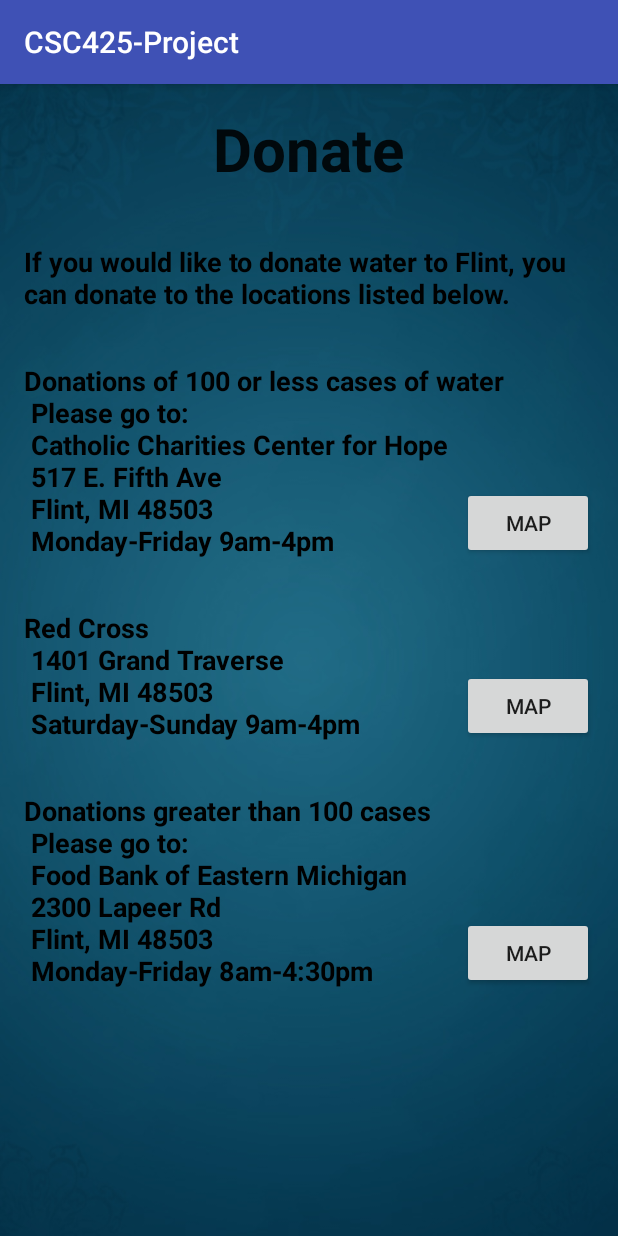
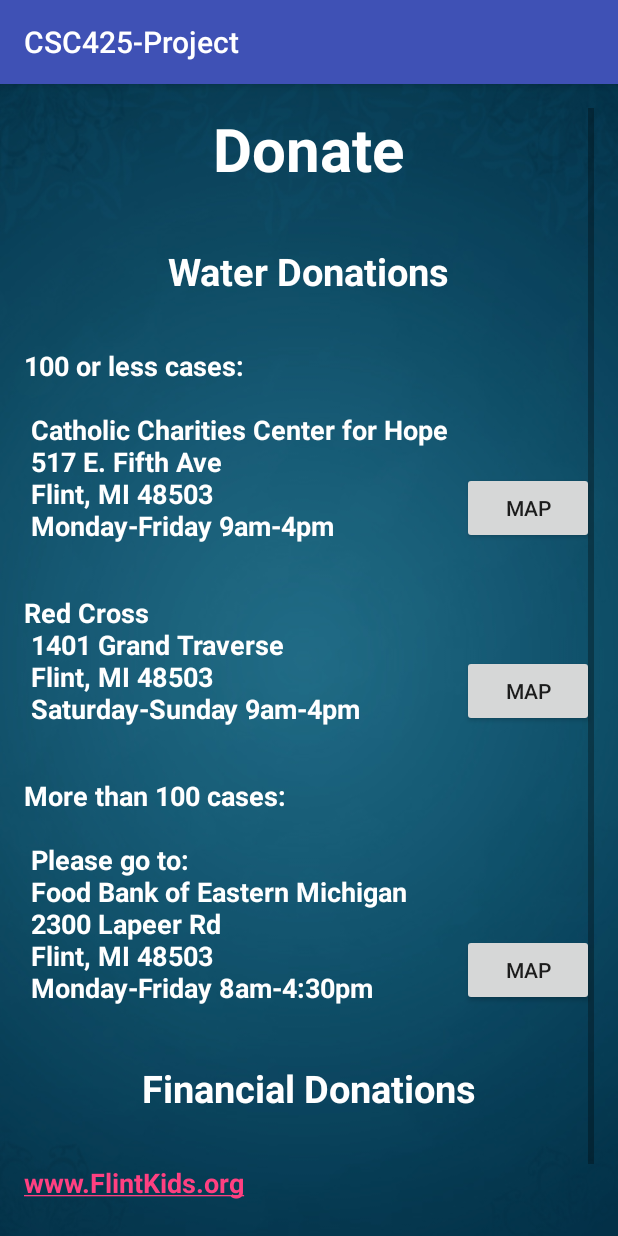
Before and after one commit to afelete/CSC425-Project, an Android app: the Donate screen opened directly, with no data from a screen before it, on a phone screen of 412 x 824 dp. Run offline under Robolectric (Android 15) with nearby library versions, the phone set to English and light mode, and no system bars.

Commit message:
More Donate page work.

```diff
--- a/app/src/main/res/layout/activity_donate.xml
+++ b/app/src/main/res/layout/activity_donate.xml
@@ -15,7 +15,6 @@
         xmlns:tools="http://schemas.android.com/tools"
         android:layout_width="match_parent"
         android:layout_height="wrap_content"
-
         tools:context="com.team1.csc425_project.Donate">
 
         <TextView
@@ -28,7 +27,8 @@
             android:layout_centerHorizontal="true"
             android:textSize="40sp"
             android:gravity="center"
-        android:textStyle="bold" />
+            android:textStyle="bold"
+            android:textColor="#ffffff" />
 
         <TextView
             android:layout_width="wrap_content"
@@ -36,12 +36,12 @@
             android:textAppearance="?android:attr/textAppearanceMedium"
             android:text="@string/DonatePageIntroText"
             android:id="@+id/donatePageIntroText"
+            android:layout_marginTop="37dp"
+            android:textStyle="bold|normal"
+            android:textColor="#ffffff"
             android:layout_below="@+id/donateHeader"
-        android:layout_alignParentLeft="true"
-        android:layout_alignParentStart="true"
-        android:layout_marginTop="36dp"
-        android:textStyle="bold"
-        android:textColor="#000000" />
+            android:layout_centerHorizontal="true"
+            android:textSize="25sp" />
 
         <TextView
             android:layout_width="wrap_content"
@@ -54,7 +54,7 @@
             android:layout_alignParentStart="true"
             android:layout_marginTop="33dp"
             android:textStyle="bold"
-        android:textColor="#000000" />
+            android:textColor="#ffffff" />
 
         <Button
             android:layout_width="wrap_content"
@@ -63,7 +63,8 @@
             android:id="@+id/donateMapButton1"
             android:layout_alignBottom="@+id/donateLoc1Text"
             android:layout_alignParentRight="true"
-        android:layout_alignParentEnd="true" />
+            android:layout_alignParentEnd="true"
+            android:clickable="false" />
 
         <TextView
             android:layout_width="wrap_content"
@@ -73,7 +74,7 @@
             android:id="@+id/donateLoc2Text"
             android:layout_marginTop="33dp"
             android:textStyle="bold"
-        android:textColor="#000000"
+            android:textColor="#ffffff"
             android:layout_below="@+id/donateLoc1Text"
             android:layout_alignParentLeft="true"
             android:layout_alignParentStart="true" />
@@ -98,7 +99,7 @@
             android:layout_alignParentStart="true"
             android:layout_marginTop="33dp"
             android:textStyle="bold"
-        android:textColor="#000000" />
+            android:textColor="#ffffff" />
 
         <Button
             android:layout_width="wrap_content"
@@ -109,6 +110,47 @@
             android:layout_alignLeft="@+id/donateMapButton2"
             android:layout_alignStart="@+id/donateMapButton2" />
 
+        <TextView
+            android:layout_width="wrap_content"
+            android:layout_height="wrap_content"
+            android:textAppearance="?android:attr/textAppearanceMedium"
+            android:text="@string/FinancialDonationsText"
+            android:id="@+id/financialDonationsText"
+            android:layout_marginTop="37dp"
+            android:textStyle="bold|normal"
+            android:textColor="#ffffff"
+            android:layout_below="@+id/donateLoc3Text"
+            android:layout_centerHorizontal="true"
+            android:textSize="25sp" />
+
+        <TextView
+            android:layout_width="wrap_content"
+            android:layout_height="wrap_content"
+            android:textAppearance="?android:attr/textAppearanceMedium"
+            android:text="@string/DonateFinancialAddress"
+            android:id="@+id/donateFinancialAddress"
+            android:layout_below="@+id/financialDonationsText"
+            android:layout_alignParentLeft="true"
+            android:layout_alignParentStart="true"
+            android:layout_marginTop="33dp"
+            android:textStyle="bold"
+            android:textColor="#ffffff"
+            android:autoLink="web" />
+
+        <TextView
+            android:layout_width="wrap_content"
+            android:layout_height="wrap_content"
+            android:textAppearance="?android:attr/textAppearanceMedium"
+            android:text="@string/DonateFinancialPhone"
+            android:id="@+id/donateFinancialPhone"
+            android:layout_below="@+id/donateFinancialAddress"
+            android:layout_alignParentLeft="true"
+            android:layout_alignParentStart="true"
+            android:layout_marginTop="33dp"
+            android:textStyle="bold"
+            android:textColor="#ffffff"
+            android:autoLink="web" />
+
 
     </RelativeLayout>
 
--- a/app/src/main/res/layout/activity_get_resources.xml
+++ b/app/src/main/res/layout/activity_get_resources.xml
@@ -20,5 +20,6 @@
         android:layout_centerHorizontal="true"
         android:gravity="center"
         android:textSize="40sp"
-        android:textStyle="bold" />
+        android:textStyle="bold"
+        android:textColor="#ffffff" />
 </RelativeLayout>
--- a/app/src/main/res/layout/activity_main.xml
+++ b/app/src/main/res/layout/activity_main.xml
@@ -18,7 +18,7 @@
         android:id="@+id/textView"
         android:layout_alignParentTop="true"
         android:layout_centerHorizontal="true"
-        android:textColor="#000000"
+        android:textColor="#ffffff"
         android:textSize="40sp"
         android:textStyle="bold" />
 
--- a/app/src/main/res/layout/activity_volunteer.xml
+++ b/app/src/main/res/layout/activity_volunteer.xml
@@ -20,5 +20,6 @@
         android:layout_centerHorizontal="true"
         android:textSize="40sp"
         android:textStyle="bold"
-        android:gravity="center" />
+        android:gravity="center"
+        android:textColor="#ffffff" />
 </RelativeLayout>
--- a/app/src/main/res/values/strings.xml
+++ b/app/src/main/res/values/strings.xml
@@ -8,19 +8,21 @@
     <string name="Donate">Donate</string>
     <string name="Volunteer">Volunteer</string>
     <string name="DonatePageIntroText">
-            If you would like to donate water to Flint, you can donate to the
-            locations listed below.</string>
-    <string name="DonateLoc1Text">Donations of 100 or less cases of water
-            \n Please go to: \n Catholic Charities Center for Hope \n 517 E. Fifth Ave
+            Water Donations</string>
+    <string name="DonateLoc1Text">100 or less cases:\n
+            \n Catholic Charities Center for Hope \n 517 E. Fifth Ave
             \n Flint, MI 48503 \n Monday-Friday 9am-4pm</string>
     <string name="DonateMapButton1">MAP</string>
     <string name="DonateLoc2Text">Red Cross \n 1401 Grand Traverse \n Flint, MI 48503
             \n Saturday-Sunday 9am-4pm</string>
     <string name="DonateMapButton2">MAP</string>
-    <string name="DonateLoc3Text">Donations greater than 100 cases
+    <string name="DonateLoc3Text">More than 100 cases:\n
             \n Please go to: \n Food Bank of Eastern Michigan \n 2300 Lapeer Rd
             \n Flint, MI 48503 \n Monday-Friday 8am-4:30pm</string>
     <string name="DonateMapButton3">MAP</string>
+    <string name="FinancialDonationsText">Financial Donations</string>
+    <string name="DonateFinancialAddress">www.FlintKids.org</string>
+    <string name="DonateFinancialPhone">United Way 810-232-8121</string>
 
 
 </resources>
```
Lines whose indentation alone changed are shown as unchanged.
